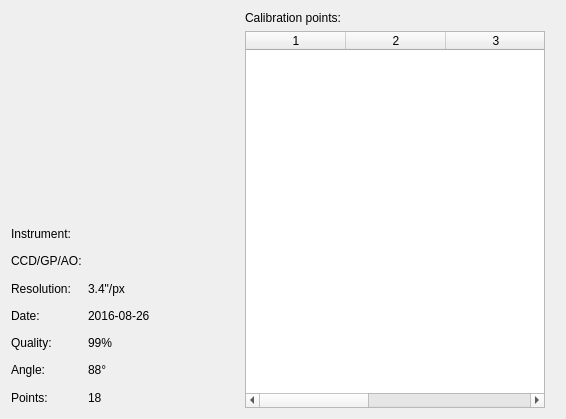
AndreasFMueller/AstroPhotography, file gui/snowgui/icegui/calibrationdetaildialog.ui: the form before one commit.
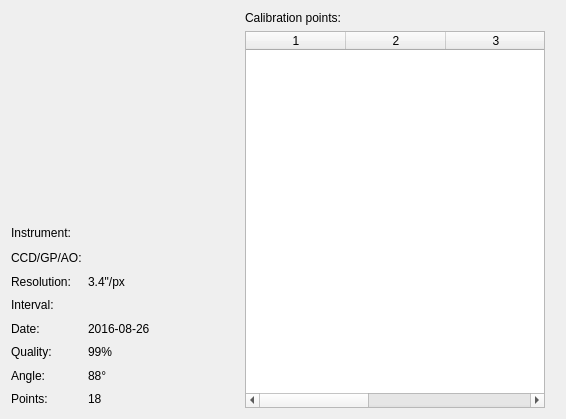
The form after the commit. Custom widgets are drawn as their Qt base class.

Commit message: add guiderate/interval to calibration

What changed in the file:
```diff
--- a/gui/snowgui/icegui/calibrationdetaildialog.ui
+++ b/gui/snowgui/icegui/calibrationdetaildialog.ui
@@ -108,52 +108,45 @@
       <property name="bottomMargin">
        <number>0</number>
       </property>
-      <item row="3" column="0">
-       <widget class="QLabel" name="dateLabel">
-        <property name="text">
-         <string>Date:</string>
-        </property>
-       </widget>
-      </item>
-      <item row="4" column="0">
-       <widget class="QLabel" name="qualityLabel">
-        <property name="text">
-         <string>Quality:</string>
-        </property>
-       </widget>
-      </item>
-      <item row="2" column="0">
-       <widget class="QLabel" name="resolutionLabel">
-        <property name="text">
-         <string>Resolution:</string>
-        </property>
-       </widget>
-      </item>
-      <item row="5" column="0">
-       <widget class="QLabel" name="angleLabel">
-        <property name="text">
-         <string>Angle:</string>
-        </property>
-       </widget>
-      </item>
-      <item row="2" column="1">
+      <item row="3" column="1">
        <widget class="QLabel" name="resolutionField">
         <property name="text">
          <string>3.4&quot;/px</string>
         </property>
        </widget>
       </item>
-      <item row="6" column="0">
+      <item row="8" column="1">
+       <widget class="QLabel" name="pointsField">
+        <property name="text">
+         <string>18</string>
+        </property>
+       </widget>
+      </item>
+      <item row="8" column="0">
        <widget class="QLabel" name="pointsLabel">
         <property name="text">
          <string>Points:</string>
         </property>
        </widget>
       </item>
-      <item row="4" column="1">
-       <widget class="QLabel" name="qualityField">
+      <item row="5" column="1">
+       <widget class="QLabel" name="dateField">
         <property name="text">
-         <string>99%</string>
+         <string>2016-08-26</string>
+        </property>
+       </widget>
+      </item>
+      <item row="7" column="0">
+       <widget class="QLabel" name="angleLabel">
+        <property name="text">
+         <string>Angle:</string>
+        </property>
+       </widget>
+      </item>
+      <item row="3" column="0">
+       <widget class="QLabel" name="resolutionLabel">
+        <property name="text">
+         <string>Resolution:</string>
         </property>
        </widget>
       </item>
@@ -164,6 +157,13 @@
         </property>
        </widget>
       </item>
+      <item row="2" column="1">
+       <widget class="QLabel" name="ccdField">
+        <property name="text">
+         <string/>
+        </property>
+       </widget>
+      </item>
       <item row="0" column="1">
        <widget class="QLabel" name="instrumentField">
         <property name="text">
@@ -172,40 +172,26 @@
        </widget>
       </item>
       <item row="6" column="1">
-       <widget class="QLabel" name="pointsField">
+       <widget class="QLabel" name="qualityField">
         <property name="text">
-         <string>18</string>
+         <string>99%</string>
         </property>
        </widget>
       </item>
-      <item row="3" column="1">
-       <widget class="QLabel" name="dateField">
-        <property name="text">
-         <string>2016-08-26</string>
-        </property>
-       </widget>
-      </item>
-      <item row="5" column="1">
-       <widget class="QLabel" name="angleField">
-        <property name="text">
-         <string>88°</string>
-        </property>
-       </widget>
-      </item>
-      <item row="1" column="1">
-       <widget class="QLabel" name="ccdField">
-        <property name="text">
-         <string/>
-        </property>
-       </widget>
-      </item>
-      <item row="1" column="0">
+      <item row="2" column="0">
        <widget class="QLabel" name="ccdLabel">
         <property name="text">
          <string>CCD/GP/AO:</string>
         </property>
        </widget>
       </item>
+      <item row="7" column="1">
+       <widget class="QLabel" name="angleField">
+        <property name="text">
+         <string>88°</string>
+        </property>
+       </widget>
+      </item>
       <item row="0" column="2">
        <spacer name="horizontalSpacer">
         <property name="orientation">
@@ -219,6 +205,34 @@
         </property>
        </spacer>
       </item>
+      <item row="6" column="0">
+       <widget class="QLabel" name="qualityLabel">
+        <property name="text">
+         <string>Quality:</string>
+        </property>
+       </widget>
+      </item>
+      <item row="5" column="0">
+       <widget class="QLabel" name="dateLabel">
+        <property name="text">
+         <string>Date:</string>
+        </property>
+       </widget>
+      </item>
+      <item row="4" column="0">
+       <widget class="QLabel" name="intervalLabel">
+        <property name="text">
+         <string>Interval:</string>
+        </property>
+       </widget>
+      </item>
+      <item row="4" column="1">
+       <widget class="QLabel" name="intervalField">
+        <property name="text">
+         <string/>
+        </property>
+       </widget>
+      </item>
      </layout>
     </widget>
    </item>
```
The commit also changes 15 other files.
